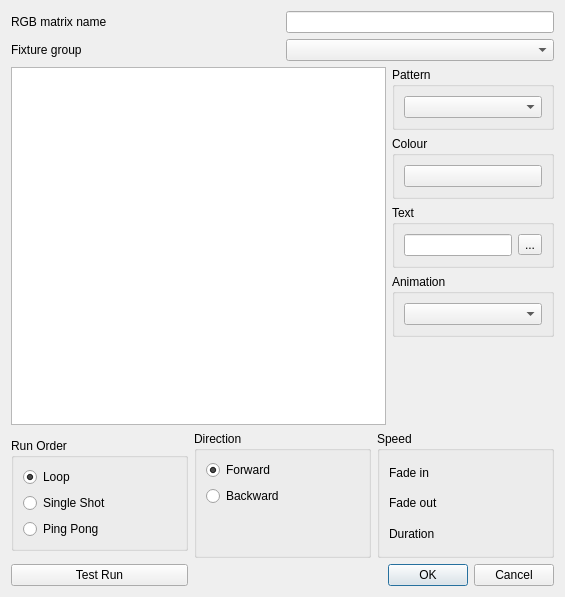
Bondzio/qlc, file trunk/ui/src/rgbmatrixeditor.ui: the form before one commit.
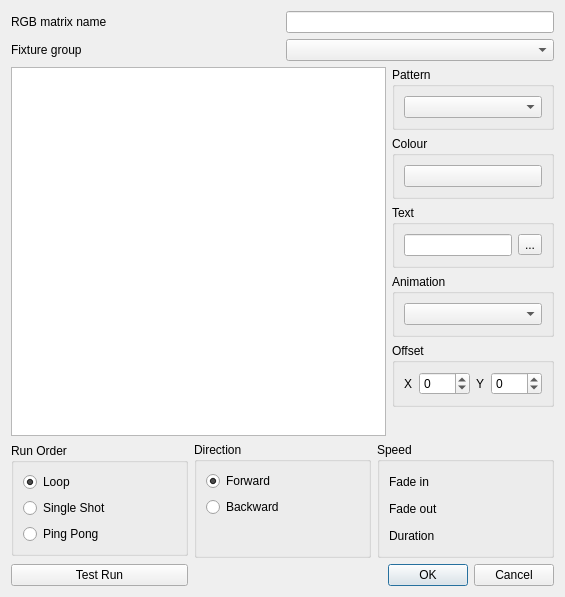
The form after the commit. Icons and pictures are not drawn.

Commit message: Added X/Y offset params to RGBText and UI

Patch:
```diff
--- a/trunk/ui/src/rgbmatrixeditor.ui
+++ b/trunk/ui/src/rgbmatrixeditor.ui
@@ -174,6 +174,55 @@
          </layout>
         </widget>
        </item>
+       <item>
+        <widget class="QGroupBox" name="m_offsetGroup">
+         <property name="title">
+          <string>Offset</string>
+         </property>
+         <layout class="QHBoxLayout" name="horizontalLayout">
+          <item>
+           <widget class="QLabel" name="m_xOffsetLabel">
+            <property name="text">
+             <string>X</string>
+            </property>
+           </widget>
+          </item>
+          <item>
+           <widget class="QSpinBox" name="m_xOffsetSpin">
+            <property name="toolTip">
+             <string>Shift the pattern X pixels horizontally</string>
+            </property>
+            <property name="minimum">
+             <number>-255</number>
+            </property>
+            <property name="maximum">
+             <number>255</number>
+            </property>
+           </widget>
+          </item>
+          <item>
+           <widget class="QLabel" name="m_yOffsetLabel">
+            <property name="text">
+             <string>Y</string>
+            </property>
+           </widget>
+          </item>
+          <item>
+           <widget class="QSpinBox" name="m_yOffsetSpin">
+            <property name="toolTip">
+             <string>Shift the pattern Y pixels vertically</string>
+            </property>
+            <property name="minimum">
+             <number>-255</number>
+            </property>
+            <property name="maximum">
+             <number>255</number>
+            </property>
+           </widget>
+          </item>
+         </layout>
+        </widget>
+       </item>
        <item>
         <spacer name="verticalSpacer_4">
          <property name="orientation">
```
The commit also changes 4 other files.
